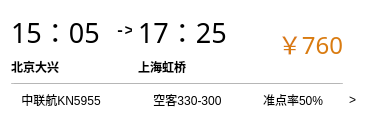
Qt form airlinesitem.ui (Jinyuan-S/AirSystem) before a commit.
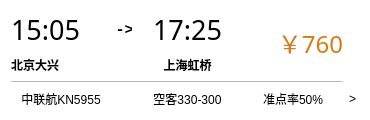
The same form after that commit.

Diff of the .ui file:
```diff
--- a/airlinesitem.ui
+++ b/airlinesitem.ui
@@ -995,10 +995,10 @@
       </font>
      </property>
      <property name="text">
-      <string>17：25</string>
+      <string>17:25</string>
      </property>
      <property name="alignment">
-      <set>Qt::AlignLeading|Qt::AlignLeft|Qt::AlignVCenter</set>
+      <set>Qt::AlignCenter</set>
      </property>
     </widget>
    </item>
@@ -1014,7 +1014,7 @@
       <string>上海虹桥</string>
      </property>
      <property name="alignment">
-      <set>Qt::AlignLeading|Qt::AlignLeft|Qt::AlignVCenter</set>
+      <set>Qt::AlignCenter</set>
      </property>
     </widget>
    </item>
@@ -1079,7 +1079,7 @@
       </font>
      </property>
      <property name="text">
-      <string>15：05</string>
+      <string>15:05</string>
      </property>
      <property name="alignment">
       <set>Qt::AlignLeading|Qt::AlignLeft|Qt::AlignVCenter</set>
```
Left out of the diff: 2 changed lines with no effect on the pictures.
